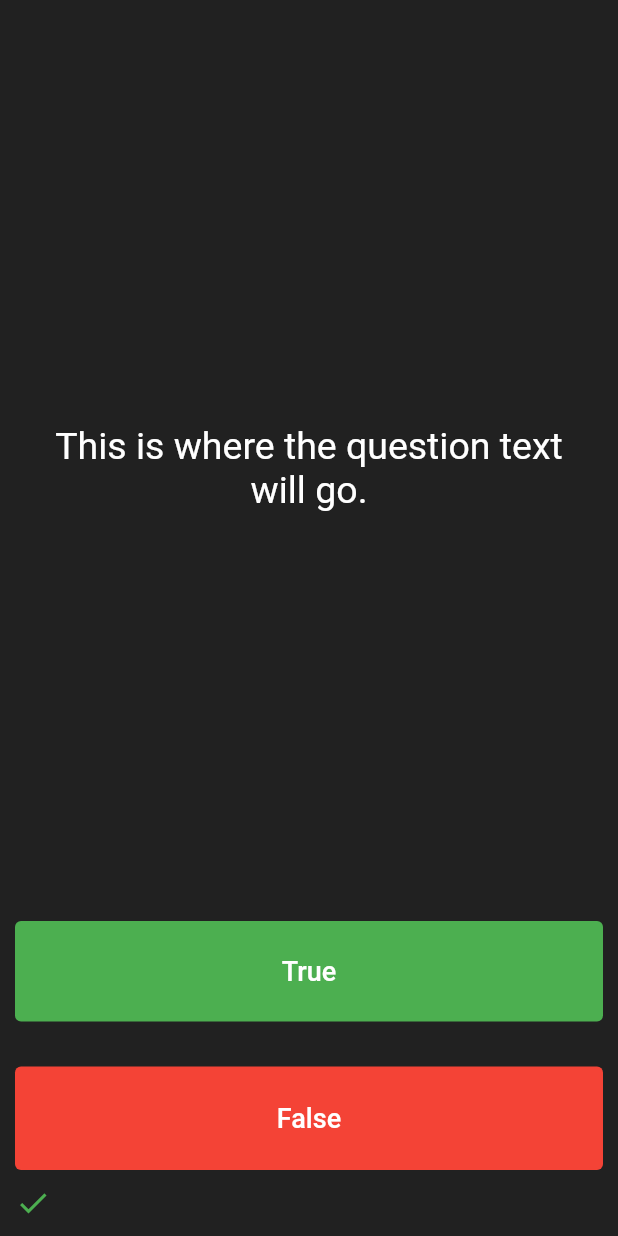
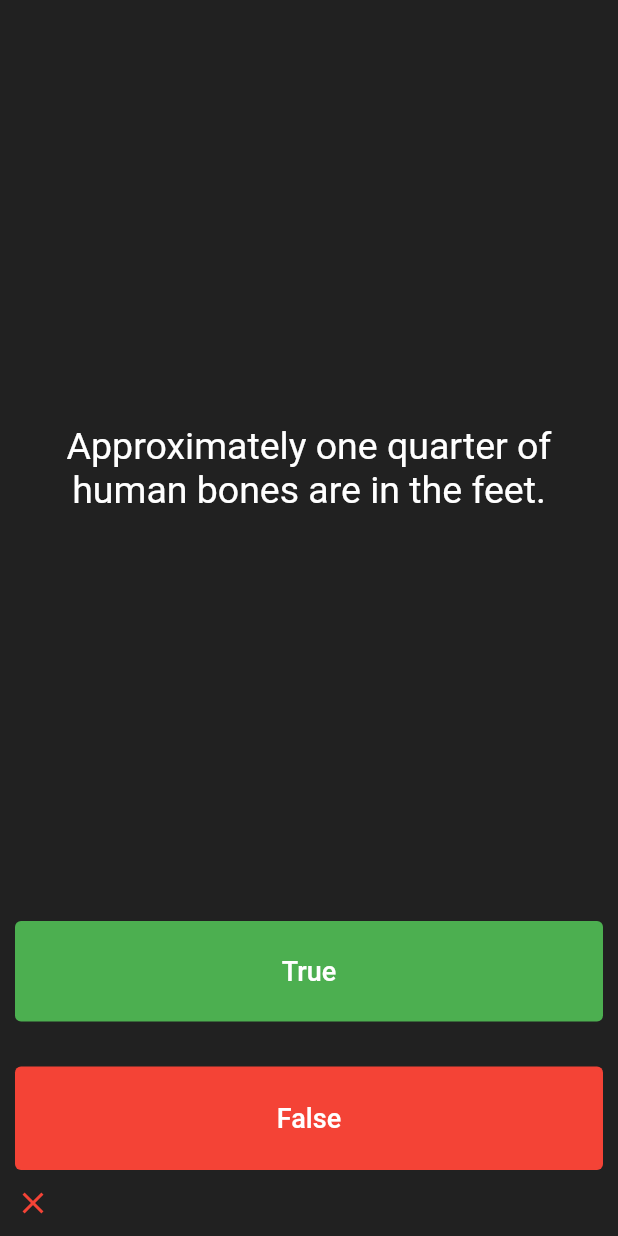
Before and after one commit to basakjeet08/quizzler_flutter, a Flutter app: the screen it shows after launch, after a tap on "True", on a phone screen of 412 x 824 dp. Run offline on Flutter 3.47's test engine with Material 2 defaults, Android fonts, the phone set to English and light mode, and no system bars; our stand-ins replace rflutter_alert.

Commit message:
completed (04/01/2023)

```diff
--- a/lib/main.dart
+++ b/lib/main.dart
@@ -1,4 +1,6 @@
 import 'package:flutter/material.dart';
+import 'package:quizzler_flutter/quiz_brain.dart';
+import 'package:rflutter_alert/rflutter_alert.dart';
 
 void main() {
   runApp(const MyApp());
@@ -29,12 +31,10 @@ class QuizPage extends StatefulWidget {
 }
 
 class _QuizPageState extends State<QuizPage> {
-  List<Icon> scoreKeeper = [
-    Icon(
-      Icons.check,
-      color: Colors.green,
-    )
-  ];
+
+  // Object of QuizBrain class which have most of the quiz Logic and all the stuff working behind
+  QuizBrain quizBrain = QuizBrain();
+
   @override
   Widget build(BuildContext context) {
     return Column(
@@ -45,9 +45,11 @@ class _QuizPageState extends State<QuizPage> {
             padding: const EdgeInsets.all(10.0),
             child: Center(
               child: Text(
-                'This is where the question text will go.',
+
+                // Calling the getCurrentQuestion() to get the current question of the game
+                quizBrain.getCurrentQuestion(),
                 textAlign: TextAlign.center,
-                style: TextStyle(
+                style: const TextStyle(
                   fontSize: 25.0,
                   color: Colors.white,
                 ),
@@ -58,7 +60,23 @@ class _QuizPageState extends State<QuizPage> {
         TextButton(
           style: ButtonStyle(
               backgroundColor: MaterialStateProperty.all(Colors.green)),
-          onPressed: () {},
+          onPressed: () {
+            setState(() {
+
+              // Checking if the Answer is correct or not
+              quizBrain.checkAnswer(true);
+            });
+
+            // Adding an alert when we reach at the End of the Question
+            if (quizBrain.quizCompleted()) {
+              Alert(
+                  context: context,
+                  title: "Quiz Finished",
+                  desc: 'Your Score is ${quizBrain.getScore()} ')
+                  .show();
+              quizBrain.resetQuiz();
+            }
+          },
           child: const Padding(
             padding: EdgeInsets.all(15.0),
             child: Text(
@@ -74,7 +92,23 @@ class _QuizPageState extends State<QuizPage> {
         TextButton(
           style: ButtonStyle(
               backgroundColor: MaterialStateProperty.all(Colors.red)),
-          onPressed: () {},
+          onPressed: () {
+            setState(() {
+
+              // Calling the checkAnswer function to check if the answer is correct
+              quizBrain.checkAnswer(false);
+            });
+
+            // showing an Alert if we just finished the last question of the Quiz
+            if (quizBrain.quizCompleted()) {
+              Alert(
+                  context: context,
+                  title: "Quiz Finished",
+                  desc: 'Your Score is ${quizBrain.getScore()} ')
+                  .show();
+              quizBrain.resetQuiz();
+            }
+          },
           child: const Padding(
             padding: EdgeInsets.all(16.0),
             child: Text(
@@ -86,11 +120,13 @@ class _QuizPageState extends State<QuizPage> {
             ),
           ),
         ),
-        SizedBox(
+        const SizedBox(
           height: 10.0,
         ),
         Row(
-          children: scoreKeeper,
+
+          // Getting the icons from the quizBrain class which have a function getIcons which returns icons List
+          children: quizBrain.getIcons(),
         )
       ],
     );
--- /dev/null
+++ b/lib/quiz_brain.dart
@@ -0,0 +1,105 @@
+import 'package:flutter/material.dart';
+
+class QuizBrain {
+
+  // Variable which stores the questions
+  final List<String> _questions = [
+    'You can lead a cow down stairs but not up stairs.',
+    'Approximately one quarter of human bones are in the feet.',
+    'A slug\'s blood is green.',
+    'Some cats are actually allergic to humans',
+    'You can lead a cow down stairs but not up stairs.',
+    'Approximately one quarter of human bones are in the feet.',
+    'A slug\'s blood is green.',
+    'Buzz Aldrin\'s mother\'s maiden name was "Moon".',
+    'It is illegal to pee in the Ocean in Portugal.',
+    'No piece of square dry paper can be folded in half more than 7 times.',
+    'In London, UK, if you happen to die in the House of Parliament, you are technically entitled to a state funeral, because the building is considered too sacred a place.',
+    'The loudest sound produced by any animal is 188 decibels. That animal is the African Elephant.',
+    'The total surface area of two human lungs is approximately 70 square metres.',
+    'Google was originally called "Back rub".',
+    'Chocolate affects a dog\'s heart and nervous system; a few ounces are enough to kill a small dog.',
+    'In West Virginia, USA, if you accidentally hit an animal with your car, you are free to take it home to eat.',
+  ];
+
+  // Variable which stores the answers
+  final List<bool> _answers = [
+    false,
+    true,
+    true,
+    true,
+    false,
+    true,
+    true,
+    true,
+    true,
+    false,
+    true,
+    false,
+    true,
+    true,
+    true,
+    true
+  ];
+
+  // Variable which stores the current Position of question
+  int _position = 0;
+
+  // Variable which stores the score of the User
+  int _score = 0;
+
+  // Variable which stores the Icon list which will be displayed at the bottom of the screen
+  final List<Icon> _quizIcons = [];
+
+  // This function returns the current Question
+  String getCurrentQuestion() {
+    return _questions[_position];
+  }
+
+  // This function checks the answer and add Icons to the _quizIcons variable accordingly
+  void checkAnswer(bool choice) {
+    if (choice == _answers[_position]) {
+      _quizIcons.add(const Icon(
+        Icons.check,
+        color: Colors.green,
+      ));
+      _score++;
+    } else {
+      _quizIcons.add(const Icon(
+        Icons.close,
+        color: Colors.red,
+      ));
+    }
+
+    // This function updates the position variable which keeps the current position of the question
+    _updatePosition();
+  }
+
+  // This function updates the current position of the variable
+  void _updatePosition() {
+    if (_position != _questions.length - 1) {
+      _position++;
+    }
+  }
+
+  // This function returns a true or false if the Quiz is finished or not
+  bool quizCompleted() {
+    if (_position == _questions.length - 1) {
+      return true;
+    }
+    return false;
+  }
+
+  // This function returns the current quizIcons variable which have all the icons to be showed at the bottom of app
+  List<Icon> getIcons() => _quizIcons;
+
+  // This app gives the current Score of the User
+  int getScore() => _score;
+
+  // This function is used to reset the Quiz and restart the Quiz
+  void resetQuiz() {
+    _position = 0;
+    _quizIcons.clear();
+    _score = 0;
+  }
+}
```
Also changed, not shown: pubspec.yaml (+2 -67 lines), pubspec.lock.
